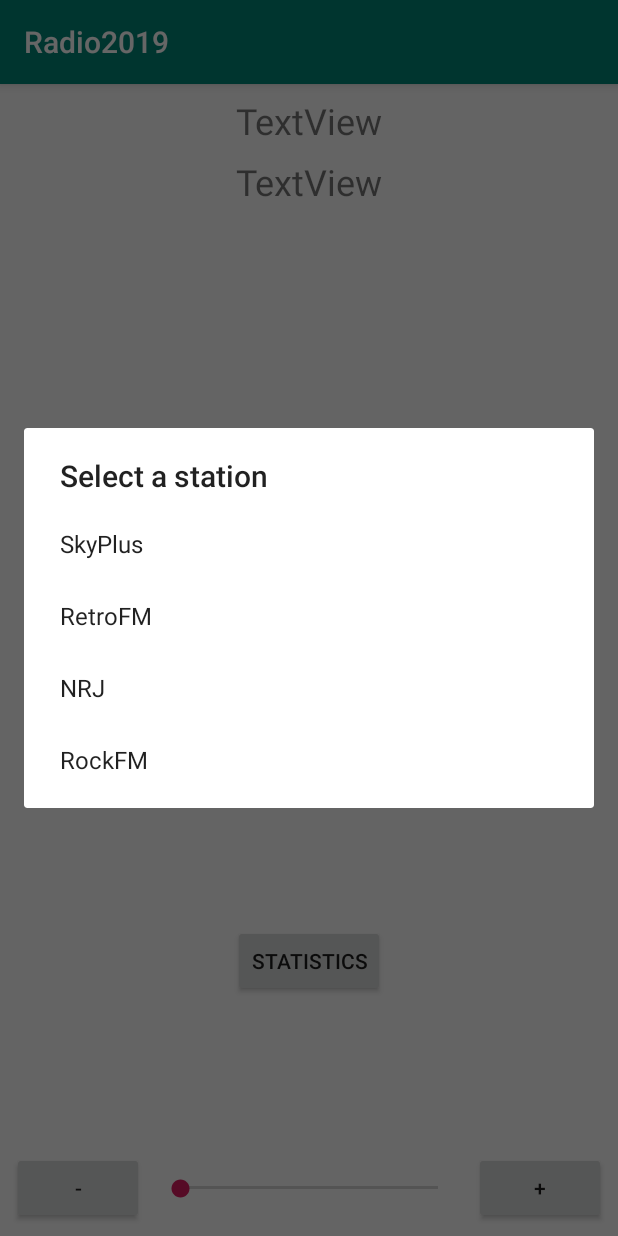
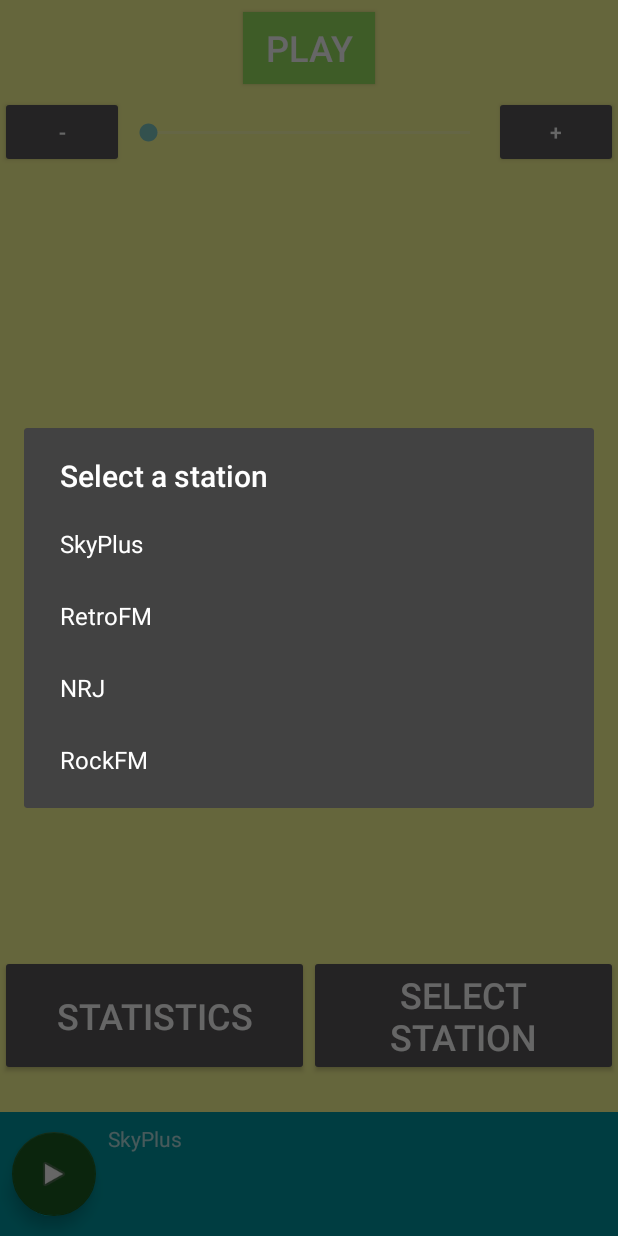
Before and after one commit to MartinSirg/Mobile-Dev, an Android app: the screen it shows after launch (MainActivity), after a tap on "SELECT STATION", on a phone screen of 412 x 824 dp. Run offline under Robolectric (Android 15) with nearby library versions, the phone set to English and light mode, and no system bars; 2 other taps on this screen came first.

Commit message:
ui rework in progress

```diff
--- a/Puzzle15/build.gradle
+++ b/Puzzle15/build.gradle
@@ -7,7 +7,7 @@ buildscript {
 
     }
     dependencies {
-        classpath 'com.android.tools.build:gradle:3.3.1'
+        classpath 'com.android.tools.build:gradle:3.3.2'
 
         // NOTE: Do not place your application dependencies here; they belong
         // in the individual module build.gradle files
--- a/androidradio2019/app/src/main/AndroidManifest.xml
+++ b/androidradio2019/app/src/main/AndroidManifest.xml
@@ -10,7 +10,7 @@
         android:label="@string/app_name"
         android:roundIcon="@mipmap/ic_launcher_round"
         android:supportsRtl="true"
-        android:theme="@style/AppTheme"
+        android:theme="@style/Theme.AppCompat.NoActionBar"
         android:usesCleartextTraffic="true">
         <activity
             android:name=".StatisticsActivity"
--- a/androidradio2019/app/src/main/java/com/itcollege/radio2019/MainActivity.java
+++ b/androidradio2019/app/src/main/java/com/itcollege/radio2019/MainActivity.java
@@ -7,6 +7,7 @@ import android.content.IntentFilter;
 import android.database.ContentObserver;
 import android.media.AudioManager;
 import android.os.Handler;
+import android.support.design.widget.FloatingActionButton;
 import android.support.v4.content.LocalBroadcastManager;
 import android.support.v7.app.AppCompatActivity;
 import android.os.Bundle;
@@ -33,6 +34,7 @@ public class MainActivity extends AppCompatActivity implements SeekBar.OnSeekBar
     private Button mButtonControlMusic;
     private TextView mTextViewArtist;
     private TextView mTextViewTitle;
+    private TextView mTextViewStation;
     private SeekBar mSeekBarAudioVolume;
 
     private SettingsContentObserver mSettingsContentObserver;
@@ -41,6 +43,7 @@ public class MainActivity extends AppCompatActivity implements SeekBar.OnSeekBar
     private String mTrackTitle;
 
     private List<Station> mStations;
+    private FloatingActionButton mFab;
 
     @Override
     protected void onCreate(Bundle savedInstanceState) {
@@ -53,6 +56,9 @@ public class MainActivity extends AppCompatActivity implements SeekBar.OnSeekBar
         mTextViewArtist = (TextView) findViewById(R.id.textViewArtist);
         mTextViewTitle = (TextView) findViewById(R.id.textViewTitle);
         mSeekBarAudioVolume = (SeekBar) findViewById(R.id.seekBarAudioVolume);
+        mTextViewStation = (TextView) findViewById(R.id.textViewRadioStation);
+        mFab = (FloatingActionButton) findViewById(R.id.fab);
+
 
         // set the seek bar maximum - based on audiomanager reported max
         AudioManager audio = (AudioManager) getApplicationContext().getSystemService(Context.AUDIO_SERVICE);
@@ -85,6 +91,7 @@ public class MainActivity extends AppCompatActivity implements SeekBar.OnSeekBar
         artistRepository.close();
 
         mSelectedStation = mStations.get(0);
+        mTextViewStation.setText(mSelectedStation.getName());
 
     }
 
@@ -171,8 +178,10 @@ public class MainActivity extends AppCompatActivity implements SeekBar.OnSeekBar
             this.startService(intentStartService);
             mMusicServiceStarted = true;
         } else {
-            Intent intentInformService = new Intent(C.ACTIVITY_INTENT_STOPPMUSIC);
-            LocalBroadcastManager.getInstance(getApplicationContext()).sendBroadcast(intentInformService);
+            Intent intentStopService = new Intent(this, MusicService.class);
+            this.stopService(intentStopService);
+            mTextViewArtist.setText("");
+            mTextViewTitle.setText("");
             mMusicServiceStarted = false;
         }
     }
@@ -194,6 +203,7 @@ public class MainActivity extends AppCompatActivity implements SeekBar.OnSeekBar
                 break;
             case C.MUSICSERVICE_BUFFERING:
                 mButtonControlMusic.setText(C.BUTTONCONTROLMUSIC_LABEL_BUFFERING);
+
                 break;
             case C.MUSICSERVICE_PLAYING:
                 mButtonControlMusic.setText(C.BUTTONCONTROLMUSIC_LABEL_PLAYING);
@@ -227,6 +237,7 @@ public class MainActivity extends AppCompatActivity implements SeekBar.OnSeekBar
         if (mMusicServiceStarted)
             buttonControlMusicOnClick(null); // Stops music service if its running
         buttonControlMusicOnClick(null); // Starts music service
+        mTextViewStation.setText(mSelectedStation.getName());
     }
 
 
--- a/androidradio2019/app/src/main/res/layout/activity_main.xml
+++ b/androidradio2019/app/src/main/res/layout/activity_main.xml
@@ -4,35 +4,62 @@
     xmlns:tools="http://schemas.android.com/tools"
     android:layout_width="match_parent"
     android:layout_height="match_parent"
+    android:background="@color/color5"
     tools:context=".MainActivity">
+
+    <View
+        android:id="@+id/view"
+        android:layout_width="0dp"
+        android:layout_height="0dp"
+        android:background="@color/color1"
+        app:layout_constraintBottom_toBottomOf="parent"
+        app:layout_constraintEnd_toEndOf="parent"
+        app:layout_constraintHorizontal_bias="1.0"
+        app:layout_constraintStart_toStartOf="parent"
+        app:layout_constraintTop_toTopOf="@+id/guideline"
+        app:layout_constraintVertical_bias="0.0" />
 
     <TextView
         android:id="@+id/textViewArtist"
-        android:layout_width="match_parent"
+        android:layout_width="0dp"
+        android:layout_height="wrap_content"
+        android:layout_marginStart="8dp"
+        android:layout_marginTop="8dp"
+        android:text="TextView"
+        android:textAlignment="center"
+        android:textSize="16sp"
+        android:textStyle="bold"
+        app:layout_constraintStart_toEndOf="@+id/fab"
+        app:layout_constraintTop_toBottomOf="@+id/textViewRadioStation" />
+
+    <TextView
+        android:id="@+id/textViewTitle"
+        android:layout_width="0dp"
+        android:layout_height="0dp"
+        android:layout_marginStart="8dp"
+        android:layout_marginTop="8dp"
+        android:layout_marginEnd="8dp"
+        android:layout_marginBottom="8dp"
+        android:text="TextView"
+        android:textAlignment="center"
+        android:textSize="14sp"
+        app:layout_constraintBottom_toBottomOf="@+id/view"
+        app:layout_constraintEnd_toEndOf="@+id/view"
+        app:layout_constraintStart_toEndOf="@+id/textViewArtist"
+        app:layout_constraintTop_toTopOf="@+id/guideline" />
+
+    <TextView
+        android:id="@+id/textViewRadioStation"
+        android:layout_width="0dp"
         android:layout_height="wrap_content"
         android:layout_marginStart="8dp"
         android:layout_marginTop="8dp"
         android:layout_marginEnd="8dp"
         android:text="TextView"
-        android:textAlignment="center"
-        android:textSize="24sp"
-        app:layout_constraintEnd_toEndOf="parent"
-        app:layout_constraintStart_toStartOf="parent"
-        app:layout_constraintTop_toTopOf="parent" />
-
-    <TextView
-        android:id="@+id/textViewTitle"
-        android:layout_width="match_parent"
-        android:layout_height="wrap_content"
-        android:layout_marginStart="8dp"
-        android:layout_marginTop="8dp"
-        android:layout_marginEnd="8dp"
-        android:text="TextView"
-        android:textAlignment="center"
-        android:textSize="24sp"
-        app:layout_constraintEnd_toEndOf="parent"
-        app:layout_constraintStart_toStartOf="parent"
-        app:layout_constraintTop_toBottomOf="@+id/textViewArtist" />
+        android:textSize="14sp"
+        app:layout_constraintEnd_toEndOf="@+id/textViewArtist"
+        app:layout_constraintStart_toEndOf="@+id/fab"
+        app:layout_constraintTop_toTopOf="@+id/guideline" />
 
     <Button
         android:id="@+id/buttonControlMusic"
@@ -41,76 +68,93 @@
         android:layout_marginStart="8dp"
         android:layout_marginTop="8dp"
         android:layout_marginEnd="8dp"
-        android:layout_marginBottom="8dp"
+        android:background="@color/color4"
         android:onClick="buttonControlMusicOnClick"
-        android:padding="30dp"
         android:text="PLAY"
-        android:textSize="30sp"
-        app:layout_constraintBottom_toBottomOf="parent"
+        android:textSize="24sp"
         app:layout_constraintEnd_toEndOf="parent"
-        app:layout_constraintEnd_toStartOf="@+id/buttonSelectStation"
-        app:layout_constraintHorizontal_bias="0.5"
         app:layout_constraintStart_toStartOf="parent"
-        app:layout_constraintTop_toTopOf="parent"
-        app:layout_constraintVertical_bias="0.51" />
+        app:layout_constraintTop_toTopOf="parent" />
 
     <Button
         android:id="@+id/buttonVolumeMinus"
-        android:layout_width="wrap_content"
+        android:layout_width="0dp"
         android:layout_height="wrap_content"
-        android:layout_marginStart="8dp"
-        android:layout_marginBottom="8dp"
+        android:layout_marginTop="8dp"
         android:text="-"
-        app:layout_constraintBottom_toBottomOf="parent"
-        app:layout_constraintStart_toStartOf="parent" />
+        app:layout_constraintEnd_toStartOf="@+id/seekBarAudioVolume"
+        app:layout_constraintHorizontal_bias="0.5"
+        app:layout_constraintStart_toStartOf="parent"
+        app:layout_constraintTop_toBottomOf="@+id/buttonControlMusic"
+        app:layout_constraintWidth_percent=".2" />
 
     <Button
         android:id="@+id/buttonVolumePlus"
-        android:layout_width="wrap_content"
+        android:layout_width="0dp"
         android:layout_height="wrap_content"
-        android:layout_marginEnd="8dp"
-        android:layout_marginBottom="8dp"
         android:text="+"
-        app:layout_constraintBottom_toBottomOf="parent"
-        app:layout_constraintEnd_toEndOf="parent" />
+        app:layout_constraintBottom_toBottomOf="@+id/seekBarAudioVolume"
+        app:layout_constraintEnd_toEndOf="parent"
+        app:layout_constraintHorizontal_bias="0.5"
+        app:layout_constraintStart_toEndOf="@+id/seekBarAudioVolume"
+        app:layout_constraintTop_toTopOf="@+id/seekBarAudioVolume"
+        app:layout_constraintWidth_percent=".2" />
 
     <SeekBar
         android:id="@+id/seekBarAudioVolume"
         android:layout_width="0dp"
-        android:layout_height="16dp"
-        android:layout_marginStart="8dp"
-        android:layout_marginEnd="8dp"
+        android:layout_height="wrap_content"
         app:layout_constraintBottom_toBottomOf="@+id/buttonVolumeMinus"
         app:layout_constraintEnd_toStartOf="@+id/buttonVolumePlus"
+        app:layout_constraintHorizontal_bias="0.5"
         app:layout_constraintStart_toEndOf="@+id/buttonVolumeMinus"
         app:layout_constraintTop_toTopOf="@+id/buttonVolumeMinus" />
 
     <Button
         android:id="@+id/buttonSelectStation"
-        android:layout_width="wrap_content"
+        android:layout_width="0dp"
         android:layout_height="wrap_content"
+        android:layout_marginBottom="24dp"
+        android:onClick="buttonSelectStationOnClick"
         android:text="SELECT STATION"
-        app:layout_constraintBottom_toBottomOf="@+id/buttonControlMusic"
+        android:textSize="24sp"
+        app:layout_constraintBottom_toTopOf="@+id/guideline"
         app:layout_constraintEnd_toEndOf="parent"
         app:layout_constraintHorizontal_bias="0.5"
-        app:layout_constraintStart_toEndOf="@+id/buttonControlMusic"
-        app:layout_constraintTop_toTopOf="@+id/buttonControlMusic"
-        android:onClick="buttonSelectStationOnClick"
-        />
+        app:layout_constraintStart_toEndOf="@+id/buttonStatistics" />
 
     <Button
         android:id="@+id/buttonStatistics"
+        android:layout_width="0dp"
+        android:layout_height="0dp"
+        android:onClick="buttonStatisticsOnClick"
+        android:text="Statistics"
+        android:textSize="24sp"
+        app:layout_constraintBottom_toBottomOf="@+id/buttonSelectStation"
+        app:layout_constraintEnd_toStartOf="@+id/buttonSelectStation"
+        app:layout_constraintHorizontal_bias="0.5"
+        app:layout_constraintStart_toStartOf="parent"
+        app:layout_constraintTop_toTopOf="@+id/buttonSelectStation" />
+
+    <android.support.constraint.Guideline
+        android:id="@+id/guideline"
         android:layout_width="wrap_content"
         android:layout_height="wrap_content"
-        android:layout_marginStart="8dp"
-        android:layout_marginTop="8dp"
-        android:layout_marginEnd="8dp"
-        android:layout_marginBottom="8dp"
-        android:onClick="buttonStatisticsOnClick"
-        android:text="Statistics"
-        app:layout_constraintBottom_toTopOf="@+id/seekBarAudioVolume"
-        app:layout_constraintEnd_toEndOf="parent"
-        app:layout_constraintStart_toStartOf="parent"
-        app:layout_constraintTop_toBottomOf="@+id/buttonControlMusic" />
+        android:orientation="horizontal"
+        app:layout_constraintGuide_percent="0.9" />
+
+    <android.support.design.widget.FloatingActionButton
+        android:id="@+id/fab"
+        android:layout_width="0dp"
+        android:layout_height="wrap_content"
+        android:layout_gravity="end|bottom"
+        android:layout_margin="8dp"
+        android:onClick="buttonControlMusicOnClick"
+        app:backgroundTint="@color/color_green"
+        app:layout_constraintBottom_toBottomOf="@id/view"
+        app:layout_constraintStart_toStartOf="@+id/view"
+        app:layout_constraintTop_toTopOf="@+id/view"
+        app:srcCompat="@android:drawable/ic_media_play" />
+
 
 </android.support.constraint.ConstraintLayout>
--- a/androidradio2019/app/src/main/res/values/colors.xml
+++ b/androidradio2019/app/src/main/res/values/colors.xml
@@ -3,4 +3,12 @@
     <color name="colorPrimary">#008577</color>
     <color name="colorPrimaryDark">#00574B</color>
     <color name="colorAccent">#D81B60</color>
+    <color name="color1">#009AA3</color>
+    <color name="color2">#63E8B2</color>
+    <color name="color3">#7AFF8B</color>
+    <color name="color4">#9BE863</color>
+    <color name="color5">#FEFF97</color>
+    <color name="color_red">#B71C1C</color>
+    <color name="color_orange">#FF8F00</color>
+    <color name="color_green">#1B5E20</color>
 </resources>
--- a/androidradio2019/build.gradle
+++ b/androidradio2019/build.gradle
@@ -7,7 +7,7 @@ buildscript {
 
     }
     dependencies {
-        classpath 'com.android.tools.build:gradle:3.3.1'
+        classpath 'com.android.tools.build:gradle:3.3.2'
 
         // NOTE: Do not place your application dependencies here; they belong
         // in the individual module build.gradle files
```
Also changed, not shown: androidradio2019/app/src/main/res/drawable/button_round.xml (added, +12 -0 lines), androidradio2019/app/src/main/res/layout/activity_statistics.xml (+49 -18 lines), androidradio2019/app/src/main/res/layout/spinner_text_view.xml (deleted, +0 -27 lines).
